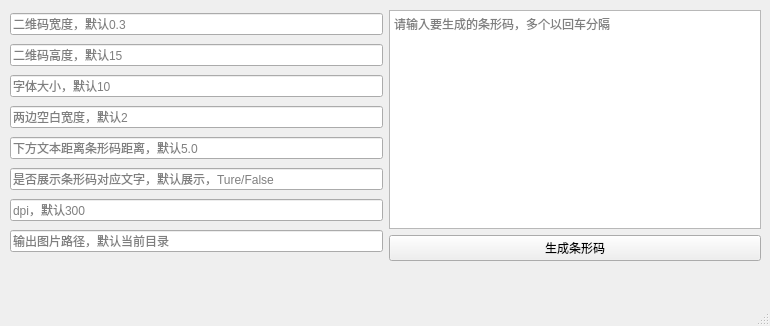
Above: ui_main.ui from liangkaiwen159/gen_barcode before the change. Below: the same form after it.
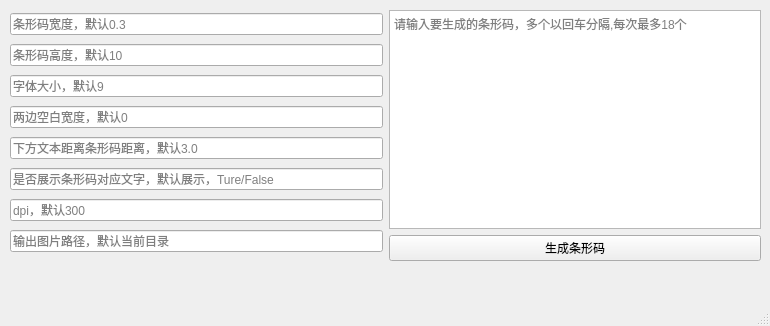
That is the form after the change.

What changed in the file:
```diff
--- a/ui_main.ui
+++ b/ui_main.ui
@@ -29,35 +29,35 @@
        <item>
         <widget class="QLineEdit" name="line_Edit_module_width">
          <property name="placeholderText">
-          <string>二维码宽度，默认0.3</string>
+          <string>条形码宽度，默认0.3</string>
          </property>
         </widget>
        </item>
        <item>
         <widget class="QLineEdit" name="lineEdit_module_height">
          <property name="placeholderText">
-          <string>二维码高度，默认15</string>
+          <string>条形码高度，默认10</string>
          </property>
         </widget>
        </item>
        <item>
         <widget class="QLineEdit" name="lineEdit_font_size">
          <property name="placeholderText">
-          <string>字体大小，默认10</string>
+          <string>字体大小，默认9</string>
          </property>
         </widget>
        </item>
        <item>
         <widget class="QLineEdit" name="lineEdit_quiet_zone">
          <property name="placeholderText">
-          <string>两边空白宽度，默认2</string>
+          <string>两边空白宽度，默认0</string>
          </property>
         </widget>
        </item>
        <item>
         <widget class="QLineEdit" name="lineEdit_text_distance">
          <property name="placeholderText">
-          <string>下方文本距离条形码距离，默认5.0</string>
+          <string>下方文本距离条形码距离，默认3.0</string>
          </property>
         </widget>
        </item>
@@ -92,7 +92,7 @@
        <item>
         <widget class="QPlainTextEdit" name="textEdit">
          <property name="placeholderText">
-          <string>请输入要生成的条形码，多个以回车分隔</string>
+          <string>请输入要生成的条形码，多个以回车分隔,每次最多18个</string>
          </property>
         </widget>
        </item>
```
